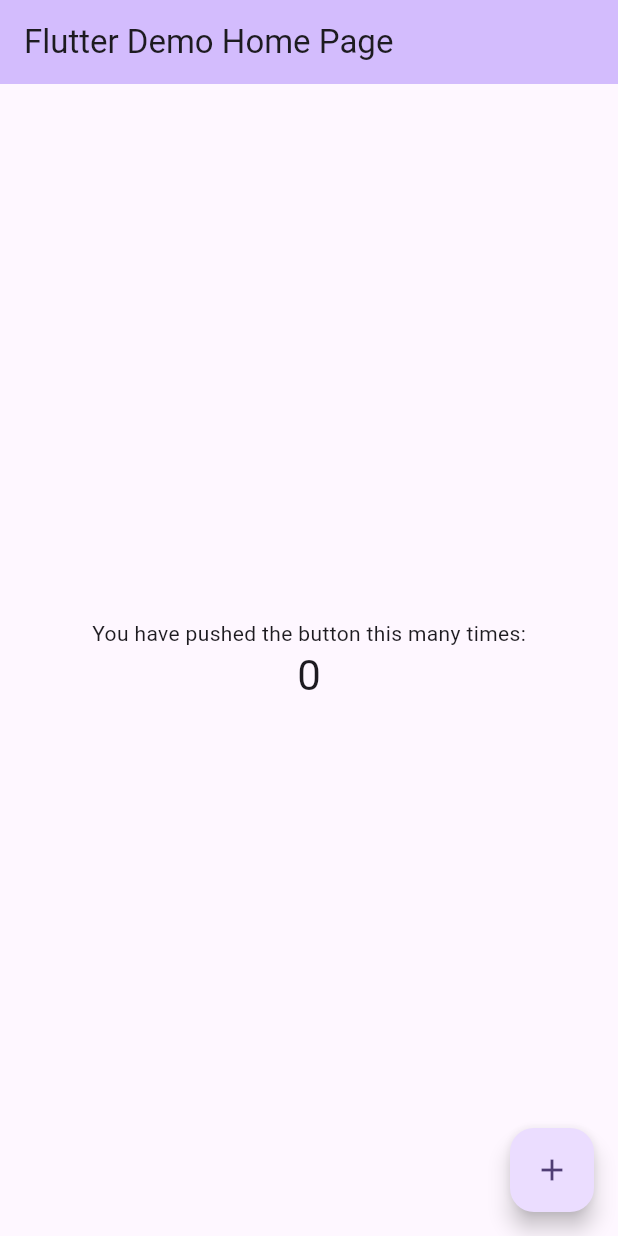
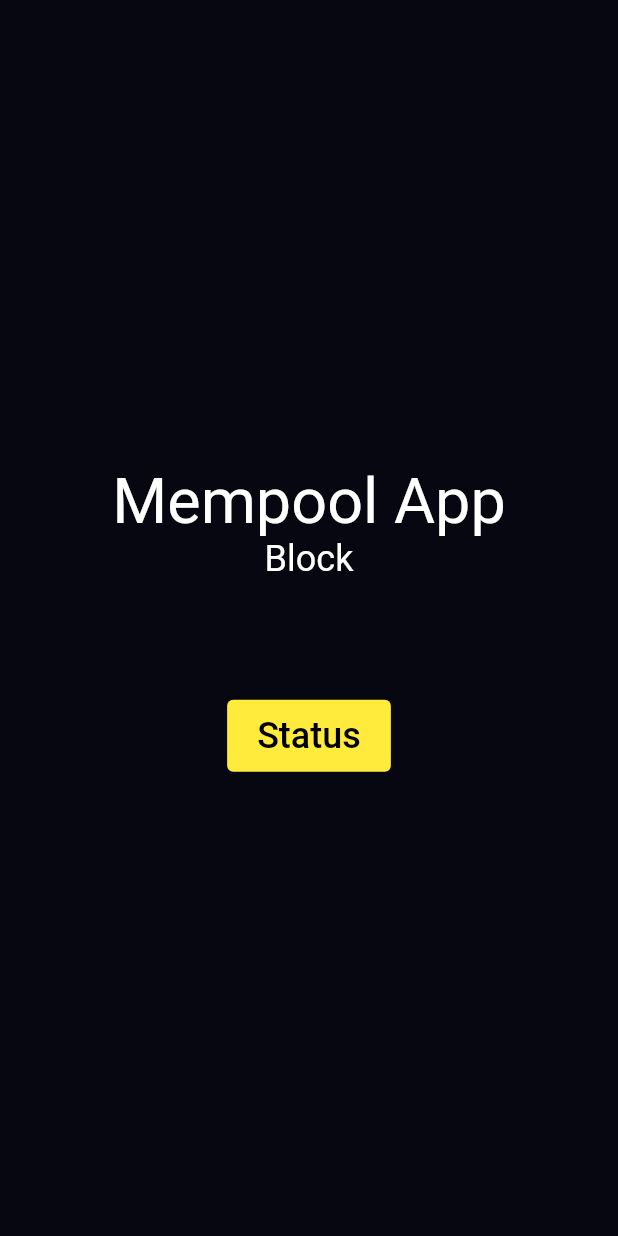
Before and after one commit to Daimushi/mempool-app, a Flutter app: the screen it shows after launch, on a phone screen of 412 x 824 dp. Run offline on Flutter 3.47's test engine with Material 2 defaults, Android fonts, the phone set to English and light mode, and no system bars.

Commit message:
Add basic project structure

```diff
--- /dev/null
+++ b/lib/config/routes.dart
@@ -0,0 +1,7 @@
+import 'package:flutter/material.dart';
+import 'package:mempool_app/screens/main_screen.dart';
+
+///File containing all the named routes of the app
+final appRoutes = <String, WidgetBuilder>{
+  '/': (context) => const MainScreen(),
+};
--- /dev/null
+++ b/lib/constants/colors.dart
@@ -0,0 +1,6 @@
+import 'dart:ui';
+
+///File containing all the custom colors used inside the app
+const backgroundColor = Color.fromRGBO(7, 7, 17, 1);
+const containerColor = Color.fromRGBO(23, 23, 33, 1);
+const textfieldColor = Color.fromRGBO(47, 46, 71, 1);
--- a/lib/main.dart
+++ b/lib/main.dart
@@ -1,125 +1,25 @@
 import 'package:flutter/material.dart';
+import 'package:mempool_app/config/routes.dart';
+import 'package:mempool_app/constants/colors.dart';
 
 void main() {
-  runApp(const MyApp());
+  runApp(const MempoolApp());
 }
 
-class MyApp extends StatelessWidget {
-  const MyApp({super.key});
+class MempoolApp extends StatelessWidget {
+  const MempoolApp({Key? key}) : super(key: key);
 
-  // This widget is the root of your application.
   @override
   Widget build(BuildContext context) {
     return MaterialApp(
-      title: 'Flutter Demo',
+      title: 'Mempool',
       theme: ThemeData(
-        // This is the theme of your application.
-        //
-        // TRY THIS: Try running your application with "flutter run". You'll see
-        // the application has a blue toolbar. Then, without quitting the app,
-        // try changing the seedColor in the colorScheme below to Colors.green
-        // and then invoke "hot reload" (save your changes or press the "hot
-        // reload" button in a Flutter-supported IDE, or press "r" if you used
-        // the command line to start the app).
-        //
-        // Notice that the counter didn't reset back to zero; the application
-        // state is not lost during the reload. To reset the state, use hot
-        // restart instead.
-        //
-        // This works for code too, not just values: Most code changes can be
-        // tested with just a hot reload.
-        colorScheme: ColorScheme.fromSeed(seedColor: Colors.deepPurple),
-        useMaterial3: true,
+        primarySwatch: Colors.yellow,
+        scaffoldBackgroundColor: backgroundColor,
       ),
-      home: const MyHomePage(title: 'Flutter Demo Home Page'),
+      initialRoute: '/',
+      routes: appRoutes,
+      debugShowCheckedModeBanner: false,
     );
   }
 }
-
-class MyHomePage extends StatefulWidget {
-  const MyHomePage({super.key, required this.title});
-
-  // This widget is the home page of your application. It is stateful, meaning
-  // that it has a State object (defined below) that contains fields that affect
-  // how it looks.
-
-  // This class is the configuration for the state. It holds the values (in this
-  // case the title) provided by the parent (in this case the App widget) and
-  // used by the build method of the State. Fields in a Widget subclass are
-  // always marked "final".
-
-  final String title;
-
-  @override
-  State<MyHomePage> createState() => _MyHomePageState();
-}
-
-class _MyHomePageState extends State<MyHomePage> {
-  int _counter = 0;
-
-  void _incrementCounter() {
-    setState(() {
-      // This call to setState tells the Flutter framework that something has
-      // changed in this State, which causes it to rerun the build method below
-      // so that the display can reflect the updated values. If we changed
-      // _counter without calling setState(), then the build method would not be
-      // called again, and so nothing would appear to happen.
-      _counter++;
-    });
-  }
-
-  @override
-  Widget build(BuildContext context) {
-    // This method is rerun every time setState is called, for instance as done
-    // by the _incrementCounter method above.
-    //
-    // The Flutter framework has been optimized to make rerunning build methods
-    // fast, so that you can just rebuild anything that needs updating rather
-    // than having to individually change instances of widgets.
-    return Scaffold(
-      appBar: AppBar(
-        // TRY THIS: Try changing the color here to a specific color (to
-        // Colors.amber, perhaps?) and trigger a hot reload to see the AppBar
-        // change color while the other colors stay the same.
-        backgroundColor: Theme.of(context).colorScheme.inversePrimary,
-        // Here we take the value from the MyHomePage object that was created by
-        // the App.build method, and use it to set our appbar title.
-        title: Text(widget.title),
-      ),
-      body: Center(
-        // Center is a layout widget. It takes a single child and positions it
-        // in the middle of the parent.
-        child: Column(
-          // Column is also a layout widget. It takes a list of children and
-          // arranges them vertically. By default, it sizes itself to fit its
-          // children horizontally, and tries to be as tall as its parent.
-          //
-          // Column has various properties to control how it sizes itself and
-          // how it positions its children. Here we use mainAxisAlignment to
-          // center the children vertically; the main axis here is the vertical
-          // axis because Columns are vertical (the cross axis would be
-          // horizontal).
-          //
-          // TRY THIS: Invoke "debug painting" (choose the "Toggle Debug Paint"
-          // action in the IDE, or press "p" in the console), to see the
-          // wireframe for each widget.
-          mainAxisAlignment: MainAxisAlignment.center,
-          children: <Widget>[
-            const Text(
-              'You have pushed the button this many times:',
-            ),
-            Text(
-              '$_counter',
-              style: Theme.of(context).textTheme.headlineMedium,
-            ),
-          ],
-        ),
-      ),
-      floatingActionButton: FloatingActionButton(
-        onPressed: _incrementCounter,
-        tooltip: 'Increment',
-        child: const Icon(Icons.add),
-      ), // This trailing comma makes auto-formatting nicer for build methods.
-    );
-  }
-}
--- /dev/null
+++ b/lib/screens/main_screen.dart
@@ -0,0 +1,46 @@
+import 'package:flutter/material.dart';
+
+class MainScreen extends StatefulWidget {
+  const MainScreen({Key? key}) : super(key: key);
+
+  @override
+  State<MainScreen> createState() => _MainScreenState();
+}
+
+class _MainScreenState extends State<MainScreen> {
+  @override
+  Widget build(BuildContext context) {
+    return Scaffold(
+      body: Column(
+        mainAxisAlignment: MainAxisAlignment.center,
+        children: [
+          const Text(
+            'Mempool App',
+            style: TextStyle(color: Colors.white, fontSize: 42),
+          ),
+          const Text(
+            'Block',
+            style: TextStyle(color: Colors.white, fontSize: 24),
+          ),
+          const Divider(
+            height: 80,
+          ),
+          TextButton(
+            style: ButtonStyle(
+              foregroundColor: MaterialStateProperty.all<Color>(Colors.white),
+              backgroundColor: MaterialStateProperty.all<Color>(Colors.yellow),
+            ),
+            onPressed: () {
+              //Navigator.pushNamed(context, '/');
+            },
+            child: Container(
+              margin: const EdgeInsets.symmetric(vertical: 2, horizontal: 12),
+              child: const Text('Status',
+                  style: TextStyle(color: Colors.black, fontSize: 24)),
+            ),
+          ),
+        ],
+      ),
+    );
+  }
+}
```
Also changed, not shown: 6 other files.
